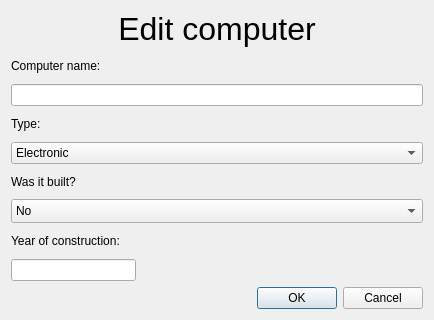
First picture: the form in editcomputer.ui, repository Hopur-50/Verkefni3, before the edit.
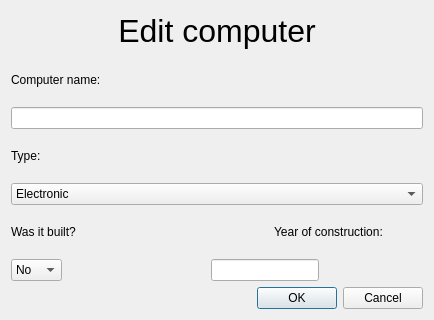
Second picture: the form after the edit.

Patch:
```diff
--- a/editcomputer.ui
+++ b/editcomputer.ui
@@ -70,6 +70,8 @@
     </widget>
    </item>
    <item>
+    <layout class="QHBoxLayout" name="horizontalLayout_3">
+     <item>
     <widget class="QLabel" name="label_3">
      <property name="text">
       <string>Was it built?</string>
@@ -77,6 +79,33 @@
     </widget>
    </item>
    <item>
+      <spacer name="horizontalSpacer_2">
+       <property name="orientation">
+        <enum>Qt::Horizontal</enum>
+       </property>
+       <property name="sizeType">
+        <enum>QSizePolicy::Fixed</enum>
+       </property>
+       <property name="sizeHint" stdset="0">
+        <size>
+         <width>108</width>
+         <height>20</height>
+        </size>
+       </property>
+      </spacer>
+     </item>
+     <item>
+      <widget class="QLabel" name="label_5">
+       <property name="text">
+        <string>Year of construction: </string>
+       </property>
+      </widget>
+     </item>
+    </layout>
+   </item>
+   <item>
+    <layout class="QHBoxLayout" name="horizontalLayout_4">
+     <item>
     <widget class="QComboBox" name="comboWasItBuilt">
      <property name="maximumSize">
       <size>
@@ -97,11 +126,20 @@
     </widget>
    </item>
    <item>
-    <widget class="QLabel" name="label_5">
-     <property name="text">
-      <string>Year of construction: </string>
-     </property>
-    </widget>
+      <spacer name="horizontalSpacer">
+       <property name="orientation">
+        <enum>Qt::Horizontal</enum>
+       </property>
+       <property name="sizeType">
+        <enum>QSizePolicy::Fixed</enum>
+       </property>
+       <property name="sizeHint" stdset="0">
+        <size>
+         <width>143</width>
+         <height>20</height>
+        </size>
+       </property>
+      </spacer>
    </item>
    <item>
     <widget class="QLineEdit" name="lineYearOfConstruction">
@@ -124,6 +162,21 @@
       <bool>false</bool>
      </property>
     </widget>
+     </item>
+     <item>
+      <spacer name="horizontalSpacer_3">
+       <property name="orientation">
+        <enum>Qt::Horizontal</enum>
+       </property>
+       <property name="sizeHint" stdset="0">
+        <size>
+         <width>40</width>
+         <height>20</height>
+        </size>
+       </property>
+      </spacer>
+     </item>
+    </layout>
    </item>
    <item>
     <widget class="QDialogButtonBox" name="buttonOkCancel">
```
Lines whose indentation alone changed are shown as unchanged.
